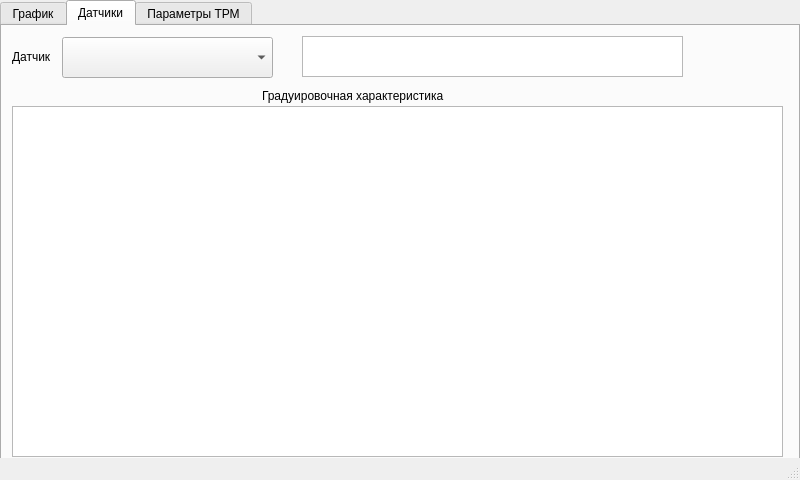
Above: src/dissertation_gui/main_window.ui from Marik28/dissertation before the change. Below: the same form after it.
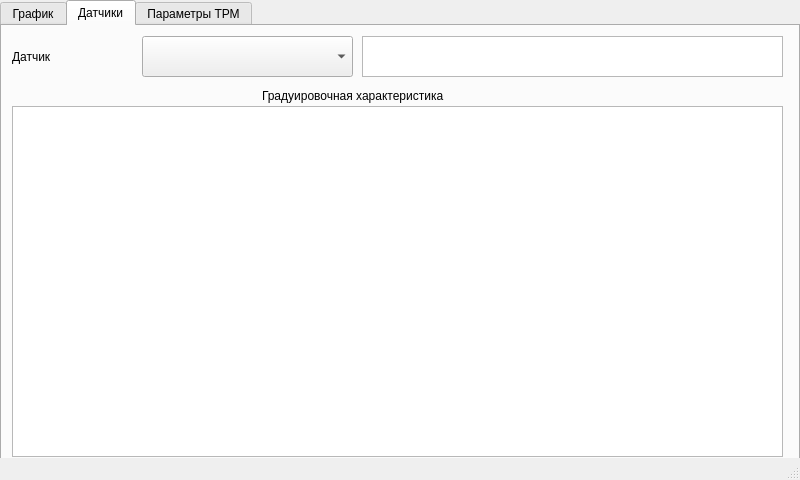
That is the form after the change. Custom widgets are drawn as their Qt base class.

```diff
--- a/src/dissertation_gui/main_window.ui
+++ b/src/dissertation_gui/main_window.ui
@@ -48,8 +48,8 @@
      <widget class="SensorsComboBox" name="sensors_combo_box">
       <property name="geometry">
        <rect>
-        <x>60</x>
-        <y>11</y>
+        <x>140</x>
+        <y>10</y>
         <width>211</width>
         <height>41</height>
        </rect>
@@ -60,7 +60,7 @@
        <rect>
         <x>10</x>
         <y>10</y>
-        <width>41</width>
+        <width>121</width>
         <height>41</height>
        </rect>
       </property>
@@ -71,9 +71,9 @@
      <widget class="QTextBrowser" name="sensor_info_text_browser">
       <property name="geometry">
        <rect>
-        <x>300</x>
+        <x>360</x>
         <y>10</y>
-        <width>381</width>
+        <width>421</width>
         <height>41</height>
        </rect>
       </property>
```
